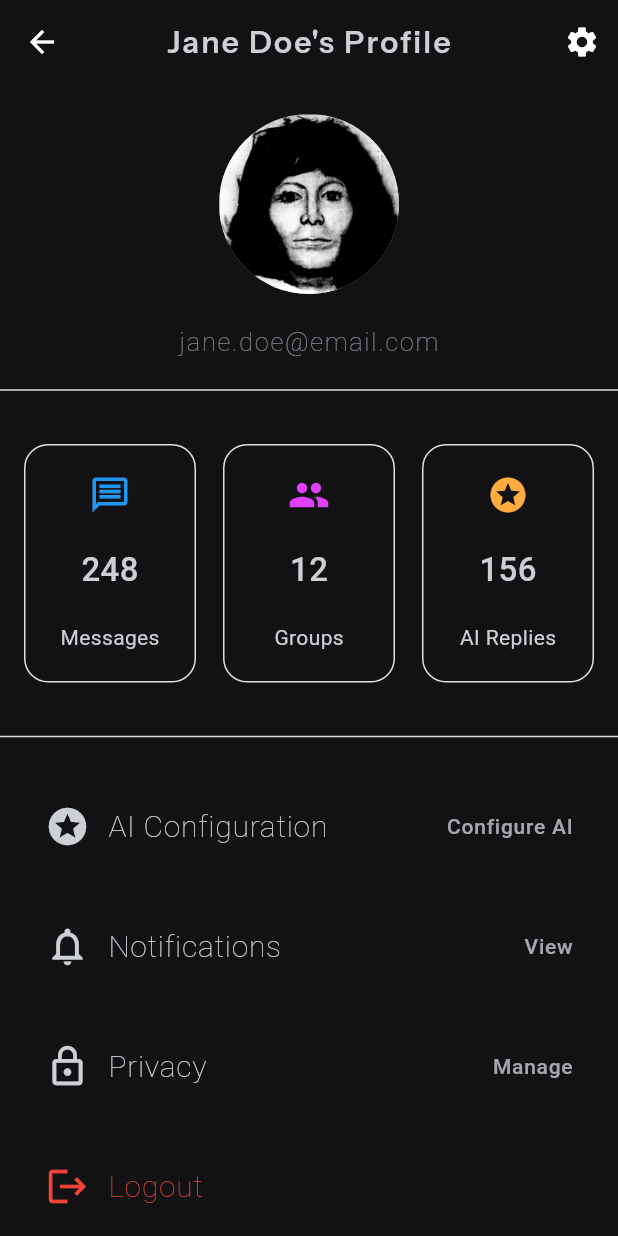
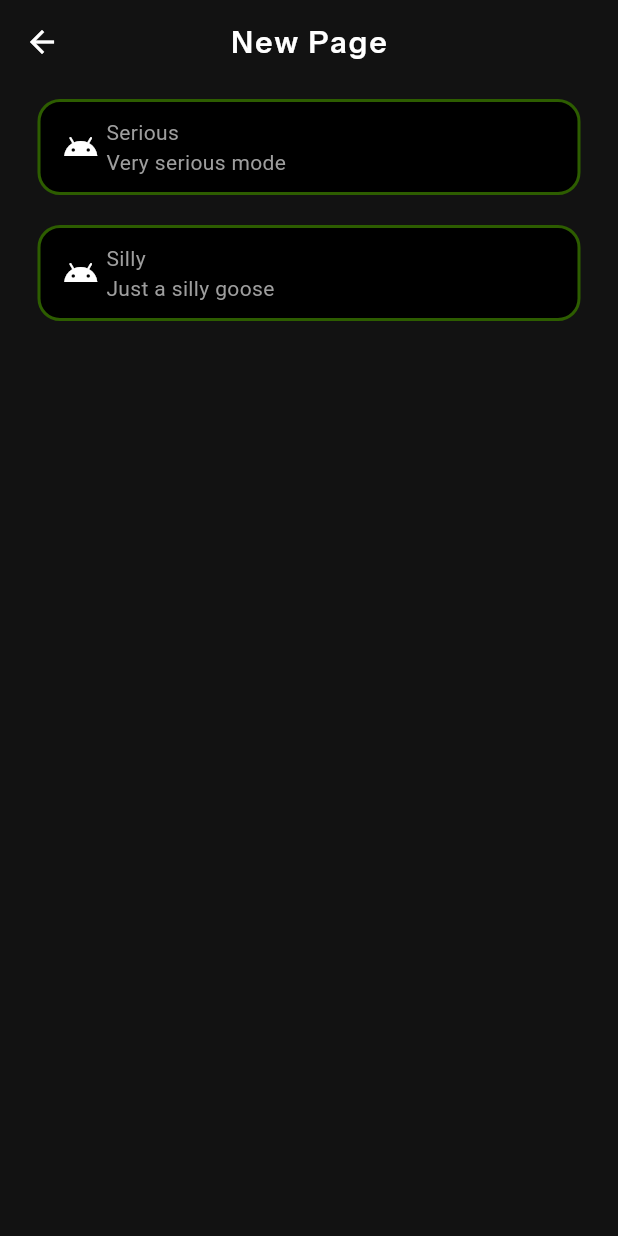
Before and after one commit to gu-tig333-ht25/FuseChat, a Flutter app: the screen it shows after launch, after a tap on "AI Configuration", on a phone screen of 412 x 824 dp. Run offline on Flutter 3.47's test engine with Material 3 defaults, Android fonts, the phone set to English and light mode, and no system bars; our stand-ins replace firebase_auth, firebase_core, google_fonts; accounts and stored records are empty.

Commit message:
Selectable personality
You can now select personalities

```diff
--- a/lib/main.dart
+++ b/lib/main.dart
@@ -9,6 +9,10 @@ import 'pages/conversation_screen.dart';
 import 'pages/profile_view/profile_view.dart';
 import 'pages/chat_screen.dart';
 
+import 'package:provider/provider.dart';
+import 'models/user_model.dart';
+import 'models/AI_model.dart';
+
 void main() async {
   WidgetsFlutterBinding.ensureInitialized();
 
@@ -19,8 +23,12 @@ void main() async {
   } catch (e) {
     throw ('Firebase initialization failed: $e');
   }
-
-  runApp(MyApp());
+  runApp(
+    ChangeNotifierProvider(
+      create: (_) => AIPersonalitySettings(),
+      child: MyApp(),
+    ),
+  );
 }
 
 class MyApp extends StatelessWidget {
--- /dev/null
+++ b/lib/models/AI_model.dart
@@ -0,0 +1,67 @@
+import 'package:flutter/widgets.dart';
+import 'package:flutter/material.dart';
+import 'dart:collection';
+
+const List<Personality> defaultPersonalities = [
+  Personality(
+    name: "Serious",
+    desc: "Very serious mode",
+    instruction: "Your tone in all following messages should be serious",
+  ),
+  Personality(
+    name: "Silly",
+    desc: "Just a silly goose",
+    instruction: "Your tone in all following messages should be Silly",
+  ),
+];
+
+class AIPersonalitySettings extends ChangeNotifier {
+  final List<Personality> _personalities;
+
+  Personality? selectedPersonality;
+
+  AIPersonalitySettings({
+    List<Personality> personalities = defaultPersonalities,
+  }) : _personalities = personalities;
+
+  List<Personality> get personalities =>
+      UnmodifiableListView(_personalities);
+
+  bool isSelected(Personality personality) =>
+      personality == selectedPersonality;
+
+  bool selectPersonality(Personality pi){
+    if (!_personalities.contains(pi)) return false;
+    selectedPersonality = pi;
+    notifyListeners();
+    return true;
+  }
+
+  void addPersonality(Personality personality) {
+    _personalities.add(personality);
+    notifyListeners();
+  }
+
+  bool removeAt(int index) {
+    if (index >= _personalities.length) return false;
+    if (isSelected(_personalities[index])) {
+      selectedPersonality = null;
+    }
+    _personalities.removeAt(index);
+    notifyListeners();
+    return true;
+  }
+}
+
+class Personality {
+  final String name;
+  final String desc;
+  final IconData iconData;
+  final String instruction;
+  const Personality({
+    required this.name,
+    this.desc = "",
+    required this.instruction,
+    this.iconData = Icons.android,
+  });
+}
--- a/lib/models/user_model.dart
+++ b/lib/models/user_model.dart
@@ -1,11 +1,10 @@
+import 'package:flutter/material.dart';
+import 'AI_model.dart';
+
 class User {
   final String id;
   final String name;
   final String imageUrl;
 
-  const User({
-    required this.id,
-    required this.name,
-    required this.imageUrl,
-  });
+  const User({required this.id, required this.name, required this.imageUrl});
 }
--- /dev/null
+++ b/lib/pages/profile_view/AI_config_view.dart
@@ -0,0 +1,76 @@
+import 'package:flutter/material.dart';
+import 'package:provider/provider.dart';
+import 'package:template/models/AI_model.dart';
+
+class AIConfig extends StatelessWidget {
+  const AIConfig({super.key});
+
+  @override
+  Widget build(BuildContext context) {
+    return Scaffold(
+      appBar: AppBar(title: Text("New Page")),
+      body: Center(
+        child: Column(
+          children: [
+            Consumer<AIPersonalitySettings>(
+              builder: (BuildContext context, value, Widget? child) => Expanded(
+                child: ListView.builder(
+                  itemCount: value.personalities.length,
+                  itemBuilder: (context, index) {
+                    Personality pi = value.personalities[index];
+                    return RowItem(pi, value.isSelected(pi));
+                  },
+                ),
+              ),
+            ),
+          ],
+        ),
+      ),
+    );
+  }
+}
+
+class RowItem extends StatelessWidget {
+  const RowItem(this.pi, this.isSelected, {super.key});
+  final Personality pi;
+  final bool isSelected;
+  @override
+  Widget build(BuildContext context) {
+
+    Color secondaryColor = Theme.of(context).colorScheme.secondary;
+    Color onSecondaryColor = Theme.of(context).colorScheme.onSecondary;
+    Color backgroundColor = isSelected
+        ? Color.alphaBlend(secondaryColor, onSecondaryColor)
+        : onSecondaryColor;
+    return InkWell(
+      onTapUp: (details) {
+        assert(context.read<AIPersonalitySettings>().selectPersonality(pi));
+      },
+      child: Container(
+        margin: EdgeInsets.symmetric(vertical: 10, horizontal: 25),
+        padding: EdgeInsets.symmetric(vertical: 10, horizontal: 10),
+        decoration: BoxDecoration(
+          color: backgroundColor, // background color
+          borderRadius: BorderRadius.circular(15),
+          border: BoxBorder.all(color: secondaryColor, width: 2),
+        ),
+        child: Row(
+          children: [
+            Expanded(flex: 10, child: Icon(pi.iconData)),
+            Expanded(
+              flex: 80,
+              child: Column(
+                crossAxisAlignment: CrossAxisAlignment.start,
+                children: [Text(pi.name), Text(pi.desc)],
+              ),
+            ),
+            Expanded(
+              flex: 10,
+              child: Container(child: isSelected ? Icon(Icons.check) : null),
+            ),
+          ],
+        ),
+      ),
+    );
+  }
+}
--- a/lib/pages/profile_view/profile_view.dart
+++ b/lib/pages/profile_view/profile_view.dart
@@ -1,6 +1,7 @@
 import 'package:flutter/material.dart';
 import 'stat_card.dart';
 import 'settings_tile.dart';
+import 'AI_config_view.dart';
 
 class ProfileView extends StatefulWidget {
   @override
@@ -132,7 +133,10 @@ class _ProfileViewState extends State<ProfileView> {
                     label: "AI Configuration",
                     actionText: "Configure AI",
                     onTap: () {
-                      // TODO: navigator.push()
+                      Navigator.push(
+                        context,
+                        MaterialPageRoute(builder: (context) => AIConfig()),
+                      );
                     },
                   ),
                   SettingsTile(
--- a/pubspec.yaml
+++ b/pubspec.yaml
@@ -37,6 +37,7 @@ dependencies:
   firebase_core: ^4.1.1
   firebase_auth: ^6.1.0
   google_fonts: ^6.3.2
+  provider: ^6.1.5+1
 
 dev_dependencies:
   flutter_test:
```
Also changed, not shown: pubspec.lock.
